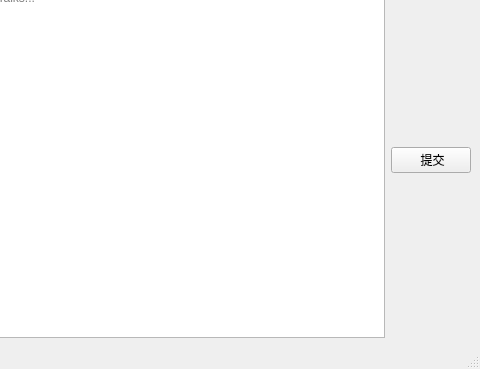
The window that ui/main_window.ui (liyixin1/GPTalks) describes before a commit, drawn with Qt 5; both pictures show x 520 to 1000 and y 431 to 800 of the 1000 by 800 pixel window.
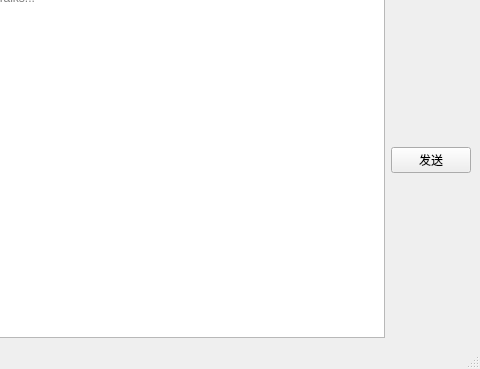
The same window after the commit. Icons and pictures are not drawn.

Patch:
```diff
--- a/ui/main_window.ui
+++ b/ui/main_window.ui
@@ -20,6 +20,9 @@
   <property name="styleSheet">
    <string notr="true">font: 12pt &quot;Microsoft YaHei UI&quot;;</string>
   </property>
+  <property name="documentMode">
+   <bool>false</bool>
+  </property>
   <widget class="QWidget" name="centralwidget">
    <layout class="QVBoxLayout" name="verticalLayout">
     <item>
@@ -129,7 +132,7 @@
               <item>
                <widget class="QPushButton" name="pushButton_commit">
                 <property name="text">
-                 <string> 提交</string>
+                 <string>发送</string>
                 </property>
                 <property name="icon">
                  <iconset>
```
Left out of the diff: 14 changed lines with no effect on the pictures.
